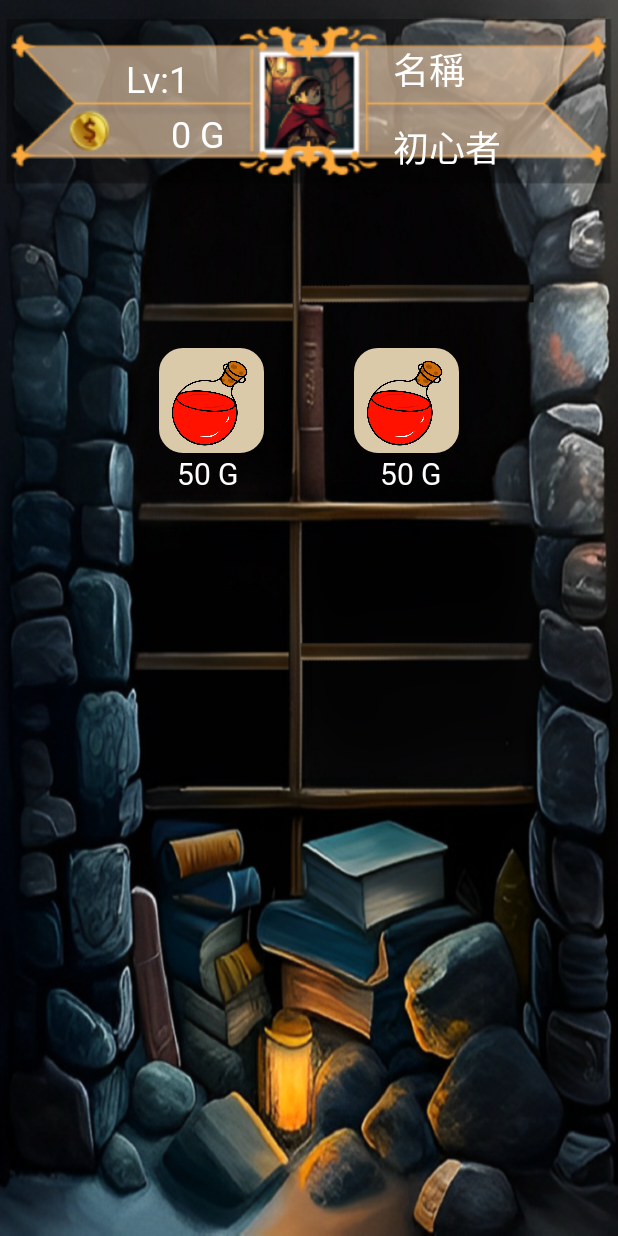
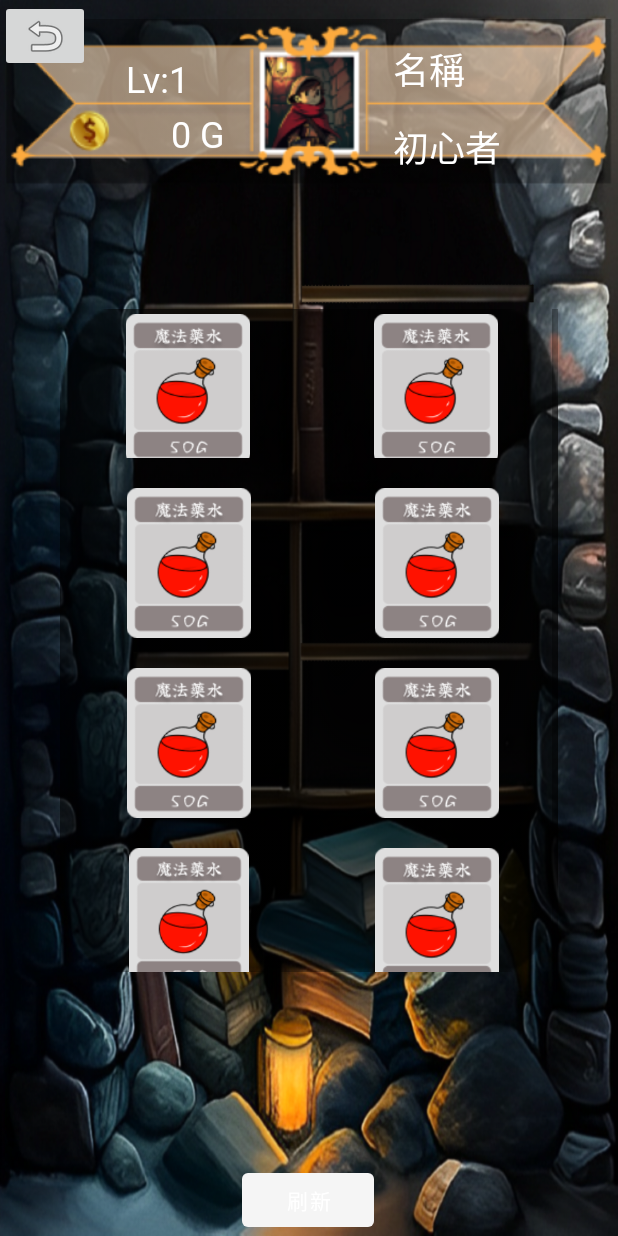
Before and after one commit to JavaGameLab413/JavaGame, an Android app: the Shop screen opened directly, with no data from a screen before it, on a phone screen of 412 x 824 dp. Run offline under Robolectric (Android 15) with nearby library versions, the phone set to English and light mode, and no system bars; our stand-ins replace Firebase (no records; nobody signed in at launch, a user with empty details on screens opened directly); 3 statements that could not run were skipped.

Commit message:
fix:補齊商城照片

```diff
--- a/app/src/main/res/layout/activity_shop.xml
+++ b/app/src/main/res/layout/activity_shop.xml
@@ -4,7 +4,8 @@
     xmlns:tools="http://schemas.android.com/tools"
     android:layout_width="match_parent"
     android:layout_height="match_parent"
-    tools:context=".Shop">
+    tools:context=".Shop"
+    tools:ignore="ExtraText">
 
 
     <ImageView
@@ -17,106 +18,204 @@
         app:layout_constraintTop_toTopOf="parent"
         app:srcCompat="@drawable/store"
         tools:ignore="ContentDescription" />
+
     <include
+        android:id="@+id/include4"
         layout="@layout/activity_player_info_layout"
         android:layout_width="match_parent"
-        android:layout_height="wrap_content" />
+        android:layout_height="wrap_content"
+        tools:layout_editor_absoluteX="-2dp"
+        tools:layout_editor_absoluteY="0dp" />
 
+
+    <ScrollView
+        android:id="@+id/scrollView2"
+        android:layout_width="332dp"
+        android:layout_height="442dp"
+        android:background="@drawable/login_frame"
+        app:layout_constraintBottom_toBottomOf="parent"
+        app:layout_constraintEnd_toEndOf="@+id/background"
+        app:layout_constraintStart_toStartOf="@+id/background"
+        app:layout_constraintTop_toBottomOf="@+id/include4"
+        app:layout_constraintVertical_bias="0.26">
 
         <LinearLayout
             android:id="@+id/screen"
             android:layout_width="match_parent"
             android:layout_height="wrap_content"
+            android:layout_gravity="center"
             android:orientation="vertical"
-        app:layout_constraintBottom_toBottomOf="parent"
-        app:layout_constraintEnd_toEndOf="parent"
-        app:layout_constraintHorizontal_bias="0.0"
-        app:layout_constraintStart_toStartOf="parent"
-        app:layout_constraintTop_toTopOf="parent"
-        app:layout_constraintVertical_bias="0.3"
-        tools:ignore="SpeakableTextPresentCheck">
-
-
+            tools:ignore="MissingConstraints,SpeakableTextPresentCheck">
 
             <LinearLayout
-            android:layout_width="wrap_content"
-            android:layout_height="wrap_content"
+                android:layout_width="332dp"
+                android:layout_height="116dp"
                 android:layout_gravity="center"
-
                 android:orientation="horizontal"
                 app:layout_constraintEnd_toEndOf="parent"
                 app:layout_constraintStart_toStartOf="parent"
                 tools:ignore="SpeakableTextPresentCheck,UselessParent">
 
-            <LinearLayout
-                android:layout_width="wrap_content"
-                android:layout_height="wrap_content"
-
-                android:layout_gravity="center"
-                android:orientation="vertical"
-                app:layout_constraintEnd_toEndOf="parent"
-                app:layout_constraintStart_toStartOf="parent"
-                tools:ignore="SpeakableTextPresentCheck">
 
                 <ImageButton
                     android:id="@+id/commodity1"
-                    android:layout_width="70dp"
-                    android:layout_height="70dp"
+                    android:layout_width="100dp"
+                    android:layout_height="100dp"
                     android:layout_marginStart="35dp"
                     android:layout_marginTop="20dp"
                     android:layout_marginEnd="30dp"
-                    android:background="@drawable/button_round"
+                    android:background="#00FFFFFF"
                     android:scaleType="fitCenter"
-                    app:srcCompat="@drawable/healing_potion"
+                    app:srcCompat="@drawable/healingpotion"
                     tools:ignore="ContentDescription,SpeakableTextPresentCheck" />
 
-                <TextView
+                <ImageButton
+                    android:id="@+id/commodity2"
+                    android:layout_width="100dp"
+                    android:layout_height="100dp"
+                    android:layout_marginStart="35dp"
+                    android:layout_marginTop="20dp"
+                    android:layout_marginEnd="30dp"
+                    android:background="#00FFFFFF"
+                    android:scaleType="fitCenter"
+                    app:srcCompat="@drawable/healingpotion"
+                    tools:ignore="ContentDescription,SpeakableTextPresentCheck" />
+            </LinearLayout>
+
+            <LinearLayout
+
                 android:layout_width="wrap_content"
-                    android:layout_height="wrap_content"
+                android:layout_height="match_parent"
                 android:layout_gravity="center"
-                    android:text="50 G"
-                    android:textColor="@color/white"
-                    android:textSize="20sp" />
+                android:orientation="horizontal"
+                app:layout_constraintEnd_toEndOf="parent"
+                app:layout_constraintStart_toStartOf="parent"
+                tools:ignore="SpeakableTextPresentCheck,UselessParent">
+
+                <ImageButton
+                    android:id="@+id/commodity3"
+                    android:layout_width="100dp"
+                    android:layout_height="100dp"
+                    android:layout_marginStart="35dp"
+                    android:layout_marginTop="20dp"
+                    android:layout_marginEnd="30dp"
+                    android:background="#00FFFFFF"
+                    android:scaleType="fitCenter"
+                    app:srcCompat="@drawable/healingpotion"
+                    tools:ignore="ContentDescription,SpeakableTextPresentCheck" />
+
+
+                <ImageButton
+                    android:id="@+id/commodity4"
+                    android:layout_width="100dp"
+                    android:layout_height="100dp"
+                    android:layout_marginStart="35dp"
+                    android:layout_marginTop="20dp"
+                    android:layout_marginEnd="30dp"
+                    android:background="#00FFFFFF"
+                    android:scaleType="fitCenter"
+                    app:srcCompat="@drawable/healingpotion"
+                    tools:ignore="ContentDescription,SpeakableTextPresentCheck" />
 
             </LinearLayout>
 
+            <LinearLayout
+                android:layout_width="wrap_content"
+                android:layout_height="match_parent"
+                android:layout_gravity="center"
+                android:orientation="horizontal"
+                app:layout_constraintEnd_toEndOf="parent"
+                app:layout_constraintStart_toStartOf="parent"
+                tools:ignore="SpeakableTextPresentCheck,UselessParent">
+
+                <ImageButton
+                    android:id="@+id/commodity5"
+                    android:layout_width="100dp"
+                    android:layout_height="100dp"
+                    android:layout_marginStart="35dp"
+                    android:layout_marginTop="20dp"
+                    android:layout_marginEnd="30dp"
+                    android:background="#00FFFFFF"
+                    android:scaleType="fitCenter"
+                    app:srcCompat="@drawable/healingpotion"
+                    tools:ignore="ContentDescription,SpeakableTextPresentCheck" />
+
+
+                <ImageButton
+                    android:id="@+id/commodity6"
+                    android:layout_width="100dp"
+                    android:layout_height="100dp"
+                    android:layout_marginStart="35dp"
+                    android:layout_marginTop="20dp"
+                    android:layout_marginEnd="30dp"
+                    android:background="#00FFFFFF"
+                    android:scaleType="fitCenter"
+                    app:srcCompat="@drawable/healingpotion"
+                    tools:ignore="ContentDescription,SpeakableTextPresentCheck" />
+
+            </LinearLayout>
 
             <LinearLayout
                 android:layout_width="wrap_content"
-                android:layout_height="wrap_content"
+                android:layout_height="match_parent"
                 android:layout_gravity="center"
-                android:orientation="vertical"
+                android:orientation="horizontal"
                 app:layout_constraintEnd_toEndOf="parent"
                 app:layout_constraintStart_toStartOf="parent"
-                tools:ignore="SpeakableTextPresentCheck">
+                tools:ignore="SpeakableTextPresentCheck,UselessParent">
 
                 <ImageButton
-                    android:id="@+id/commodity2"
-                    android:layout_width="70dp"
-                    android:layout_height="70dp"
-                    android:layout_marginStart="30dp"
+                    android:id="@+id/commodity7"
+                    android:layout_width="100dp"
+                    android:layout_height="96dp"
+                    android:layout_marginStart="35dp"
                     android:layout_marginTop="20dp"
-                    android:layout_marginEnd="35dp"
-                    android:background="@drawable/button_round"
+                    android:layout_marginEnd="30dp"
+                    android:background="#00FFFFFF"
                     android:scaleType="fitCenter"
-                    app:srcCompat="@drawable/healing_potion"
+                    app:srcCompat="@drawable/healingpotion"
                     tools:ignore="ContentDescription,SpeakableTextPresentCheck" />
 
-                <TextView
-                    android:layout_width="wrap_content"
-                    android:layout_height="wrap_content"
-                    android:layout_gravity="center"
-                    android:text="50 G"
-                    android:textColor="@color/white"
-                    android:textSize="20sp" />
 
+                <ImageButton
+                    android:id="@+id/commodity8"
+                    android:layout_width="100dp"
+                    android:layout_height="100dp"
+                    android:layout_marginStart="35dp"
+                    android:layout_marginTop="20dp"
+                    android:layout_marginEnd="30dp"
+                    android:background="#00FFFFFF"
+                    android:scaleType="fitCenter"
+                    app:srcCompat="@drawable/healingpotion"
+                    tools:ignore="ContentDescription,SpeakableTextPresentCheck" />
 
             </LinearLayout>
 
         </LinearLayout>
+    </ScrollView>
 
+    <Button
+        android:id="@+id/refresh"
+        android:layout_width="wrap_content"
+        android:layout_height="wrap_content"
+        android:text="刷新"
+        app:layout_constraintBottom_toBottomOf="parent"
+        app:layout_constraintEnd_toEndOf="parent"
+        app:layout_constraintHorizontal_bias="0.498"
+        app:layout_constraintStart_toStartOf="parent"
+        app:layout_constraintTop_toTopOf="@+id/background"
+        app:layout_constraintVertical_bias="1.0" />
 
-    </LinearLayout>
+    <ImageButton
+        android:id="@+id/back"
+        android:layout_width="60dp"
+        android:layout_height="48dp"
+        android:contentDescription="back"
+        app:srcCompat="@android:drawable/ic_menu_revert"
+        tools:ignore="MissingConstraints"
+        tools:layout_editor_absoluteX="7dp"
+        tools:layout_editor_absoluteY="121dp" />
 
+    //
 
 </androidx.constraintlayout.widget.ConstraintLayout>
```
Also changed, not shown: app/src/main/java/com/example/myapplication/Shop.kt (+404 -3 lines), app/src/main/res/drawable/healingpotion.png (added). Lines whose indentation alone changed are shown as unchanged.
